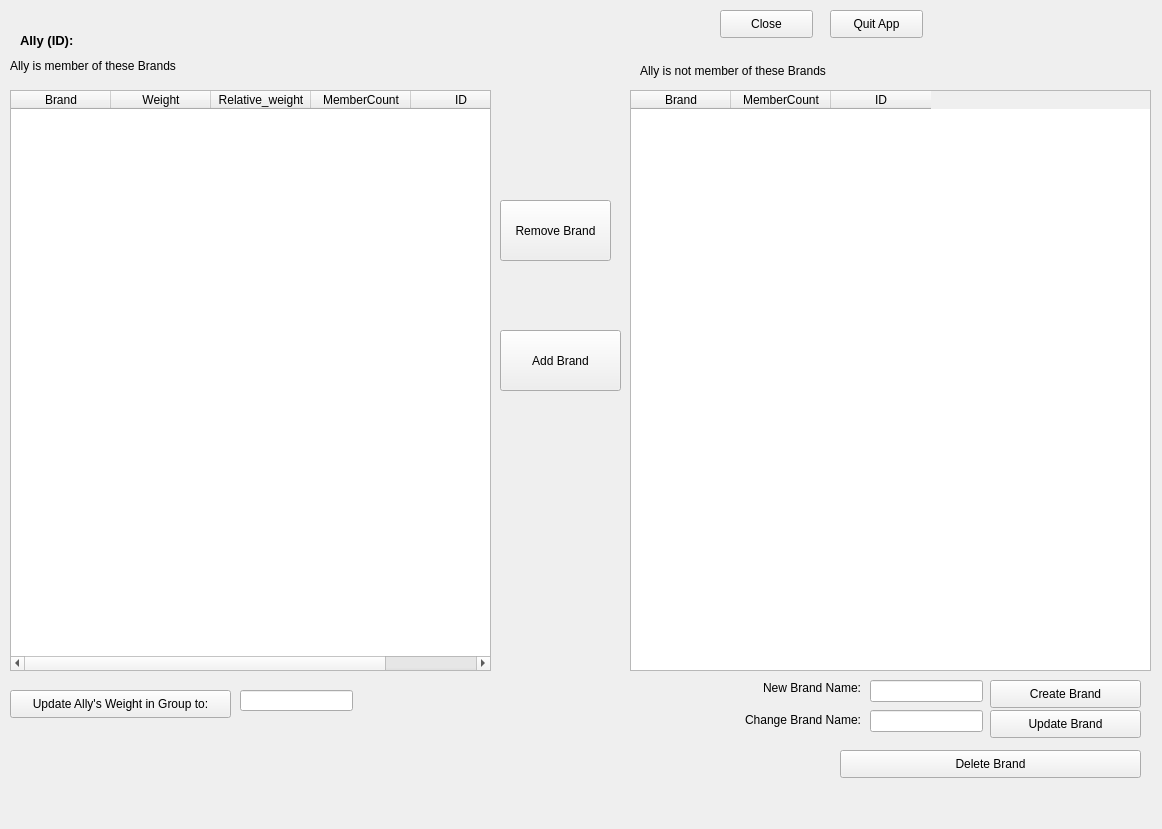
The window that ui/EditAlly2bdUI.ui (sourcery-ai-experiments/jaar) describes before a commit, drawn with Qt 5.
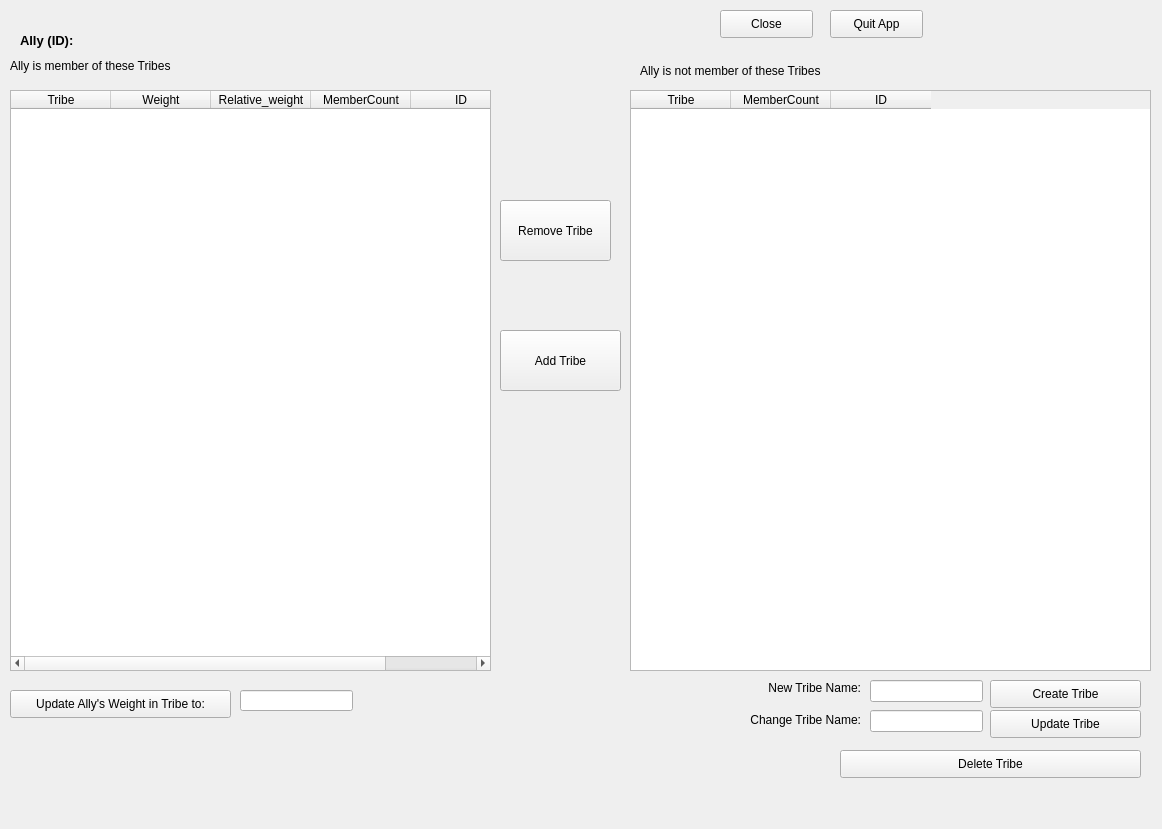
The same window after the commit.

Commit message: #3 change "brand" to "tribe"

```diff
--- a/ui/EditAlly2bdUI.ui
+++ b/ui/EditAlly2bdUI.ui
@@ -23,7 +23,7 @@
     </rect>
    </property>
    <property name="text">
-    <string>Add Brand</string>
+    <string>Add Tribe</string>
    </property>
   </widget>
   <widget class="QPushButton" name="bd_remove_button">
@@ -36,7 +36,7 @@
     </rect>
    </property>
    <property name="text">
-    <string>Remove Brand</string>
+    <string>Remove Tribe</string>
    </property>
   </widget>
   <widget class="QLabel" name="label">
@@ -49,7 +49,7 @@
     </rect>
    </property>
    <property name="text">
-    <string>Ally is member of these Brands</string>
+    <string>Ally is member of these Tribes</string>
    </property>
    <property name="wordWrap">
     <bool>true</bool>
@@ -65,7 +65,7 @@
     </rect>
    </property>
    <property name="text">
-    <string>Ally is not member of these Brands</string>
+    <string>Ally is not member of these Tribes</string>
    </property>
    <property name="wordWrap">
     <bool>true</bool>
@@ -102,7 +102,7 @@
    </property>
    <column>
     <property name="text">
-     <string>Brand</string>
+     <string>Tribe</string>
     </property>
    </column>
    <column>
@@ -137,7 +137,7 @@
    </property>
    <column>
     <property name="text">
-     <string>Brand</string>
+     <string>Tribe</string>
     </property>
    </column>
    <column>
@@ -197,7 +197,7 @@
     </rect>
    </property>
    <property name="text">
-    <string>Update Ally's Weight in Group to:</string>
+    <string>Update Ally's Weight in Tribe to:</string>
    </property>
   </widget>
   <widget class="QPushButton" name="bd_insert_button">
@@ -210,7 +210,7 @@
     </rect>
    </property>
    <property name="text">
-    <string>Create Brand</string>
+    <string>Create Tribe</string>
    </property>
   </widget>
   <widget class="QLineEdit" name="bd_new_edit">
@@ -233,7 +233,7 @@
     </rect>
    </property>
    <property name="text">
-    <string>Delete Brand</string>
+    <string>Delete Tribe</string>
    </property>
   </widget>
   <widget class="QLabel" name="label_3">
@@ -246,7 +246,7 @@
     </rect>
    </property>
    <property name="text">
-    <string>New Brand Name:</string>
+    <string>New Tribe Name:</string>
    </property>
    <property name="alignment">
     <set>Qt::AlignRight|Qt::AlignTrailing|Qt::AlignVCenter</set>
@@ -262,7 +262,7 @@
     </rect>
    </property>
    <property name="text">
-    <string>Change Brand Name:</string>
+    <string>Change Tribe Name:</string>
    </property>
    <property name="alignment">
     <set>Qt::AlignRight|Qt::AlignTrailing|Qt::AlignVCenter</set>
@@ -288,7 +288,7 @@
     </rect>
    </property>
    <property name="text">
-    <string>Update Brand</string>
+    <string>Update Tribe</string>
    </property>
   </widget>
  </widget>
```
Left out of the diff: 2 changed lines with no effect on the pictures. The commit also changes 55 other files.
